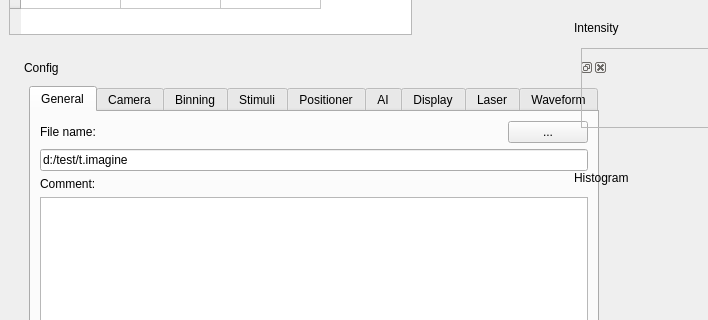
Above: Imagine/imagine.ui from HolyLab/Imagine before the change; both pictures show x 0 to 708 and y 120 to 440 of the 789 by 756 pixel window. Below: the same form after it.
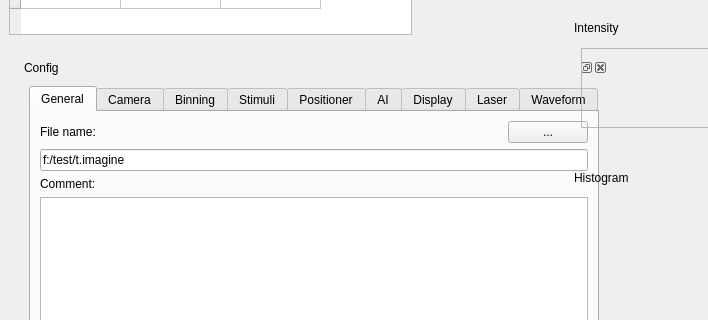
That is the form after the change. The open tabs and pages were chosen to show the change. Icons and pictures are not drawn. Custom widgets are drawn as their Qt base class.

Patch:
```diff
--- a/Imagine/imagine.ui
+++ b/Imagine/imagine.ui
@@ -292,7 +292,7 @@
           <item>
            <widget class="QLineEdit" name="lineEditFilename">
             <property name="text">
-             <string>d:/test/t.imagine</string>
+             <string>f:/test/t.imagine</string>
             </property>
            </widget>
           </item>
```
